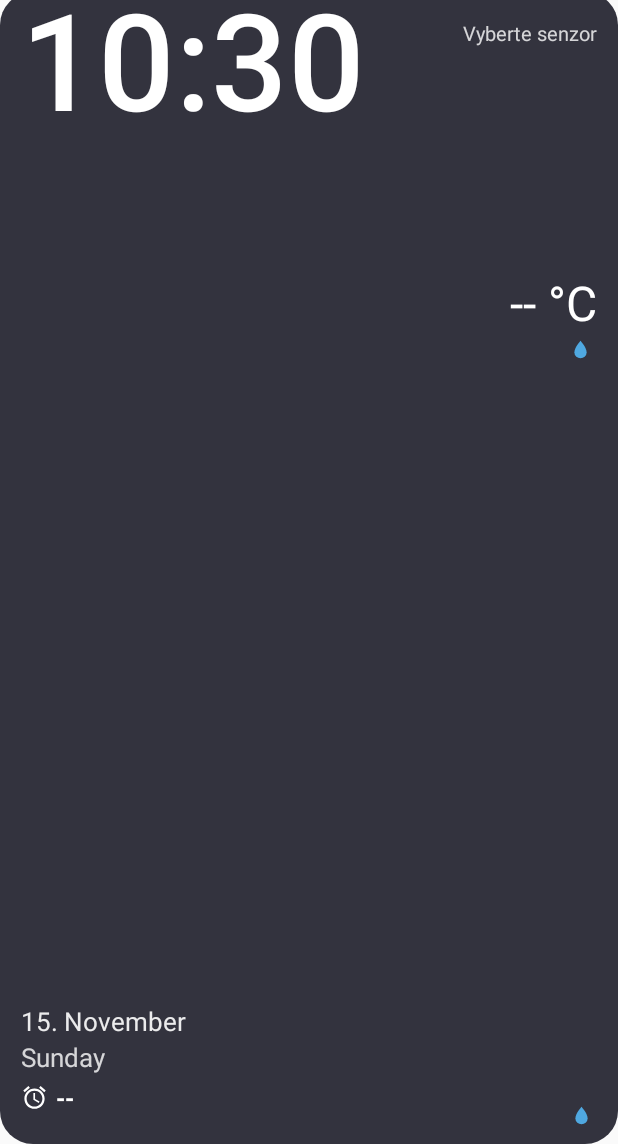
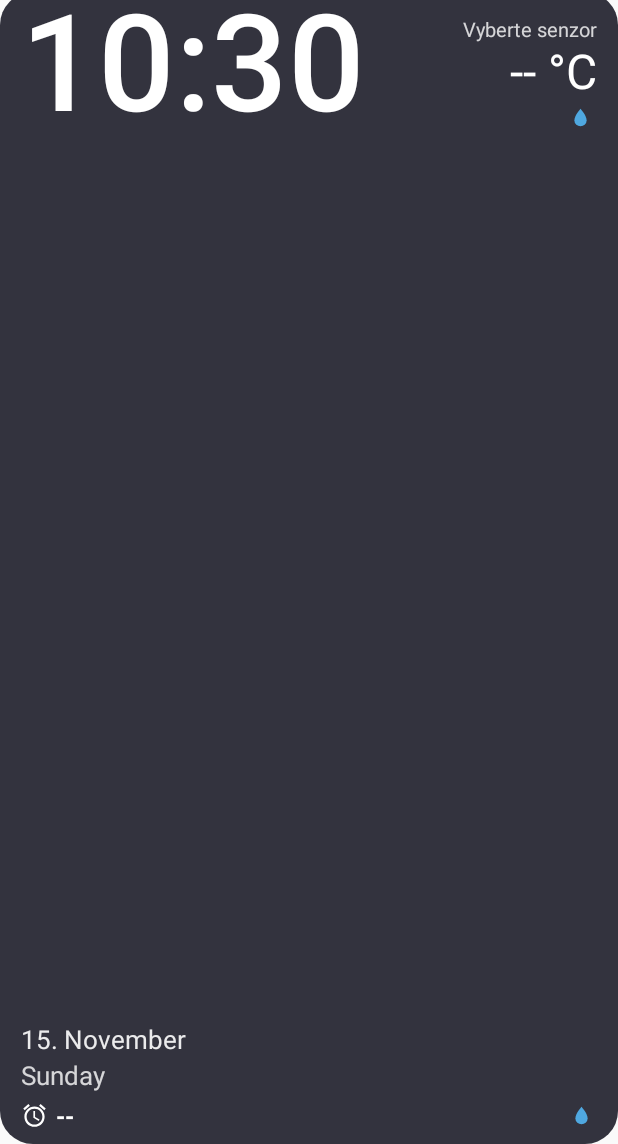
Before and after one commit to JimmyFoks/widget-pro-MiHome, an Android app: the layout widget.xml on its own in the app's theme, with its tools: preview values and no code run, on a phone screen of 412 x 824 dp, the part 92-1236 px from its top. Run offline under Robolectric (Android 15) with nearby library versions, the phone set to English and light mode, and no system bars.

Commit message:
Add files via upload

```diff
--- a/app/build.gradle.kts
+++ b/app/build.gradle.kts
@@ -11,8 +11,8 @@ android {
         applicationId = "cz.domaciwidget"
         minSdk = 26
         targetSdk = 34
-        versionCode = 9
-        versionName = "1.9"
+        versionCode = 10
+        versionName = "2.0"
     }
 
     buildTypes {
--- a/app/src/main/res/layout/widget.xml
+++ b/app/src/main/res/layout/widget.xml
@@ -16,30 +16,17 @@
         android:layout_height="match_parent"
         android:layout_weight="1.6">
 
+        <RelativeLayout
+            android:layout_width="match_parent"
+            android:layout_height="match_parent">
+
             <LinearLayout
-            android:layout_width="match_parent"
-            android:layout_height="match_parent"
+                android:id="@+id/left_bottom"
+                android:layout_width="wrap_content"
+                android:layout_height="wrap_content"
+                android:layout_alignParentBottom="true"
                 android:gravity="start"
                 android:orientation="vertical">
-
-            <TextClock
-                android:id="@+id/clock"
-                android:layout_width="match_parent"
-                android:layout_height="0dp"
-                android:layout_marginTop="-12dp"
-                android:layout_weight="1"
-                android:autoSizeMaxTextSize="120sp"
-                android:autoSizeMinTextSize="30sp"
-                android:autoSizeStepGranularity="1sp"
-                android:autoSizeTextType="uniform"
-                android:fontFamily="sans-serif-medium"
-                android:format12Hour="HH:mm"
-                android:format24Hour="HH:mm"
-                android:gravity="start|top"
-                android:includeFontPadding="false"
-                android:maxLines="1"
-                android:textColor="#FFFFFF"
-                android:textSize="70sp" />
 
                 <TextClock
                     android:id="@+id/date"
@@ -90,6 +77,27 @@
                 </LinearLayout>
             </LinearLayout>
 
+            <TextClock
+                android:id="@+id/clock"
+                android:layout_width="match_parent"
+                android:layout_height="wrap_content"
+                android:layout_above="@id/left_bottom"
+                android:layout_alignParentTop="true"
+                android:layout_marginTop="-12dp"
+                android:autoSizeMaxTextSize="120sp"
+                android:autoSizeMinTextSize="30sp"
+                android:autoSizeStepGranularity="1sp"
+                android:autoSizeTextType="uniform"
+                android:fontFamily="sans-serif-medium"
+                android:format12Hour="HH:mm"
+                android:format24Hour="HH:mm"
+                android:gravity="start|top"
+                android:includeFontPadding="false"
+                android:maxLines="1"
+                android:textColor="#FFFFFF"
+                android:textSize="70sp" />
+        </RelativeLayout>
+
         <ImageView
             android:id="@+id/click_left"
             android:layout_width="match_parent"
@@ -108,18 +116,13 @@
             android:id="@+id/sensor_name"
             android:layout_width="match_parent"
             android:layout_height="wrap_content"
-            android:layout_marginTop="10dp"
+            android:layout_marginTop="7dp"
             android:ellipsize="end"
             android:gravity="end"
             android:maxLines="1"
             android:text="Vyberte senzor"
             android:textColor="#CCFFFFFF"
             android:textSize="13sp" />
-
-        <FrameLayout
-            android:layout_width="match_parent"
-            android:layout_height="0dp"
-            android:layout_weight="1" />
 
         <TextView
             android:id="@+id/temp"
@@ -172,7 +175,7 @@
         <FrameLayout
             android:layout_width="match_parent"
             android:layout_height="0dp"
-            android:layout_weight="3" />
+            android:layout_weight="1" />
 
         <LinearLayout
             android:id="@+id/row2"
```
Lines whose indentation alone changed are shown as unchanged.
